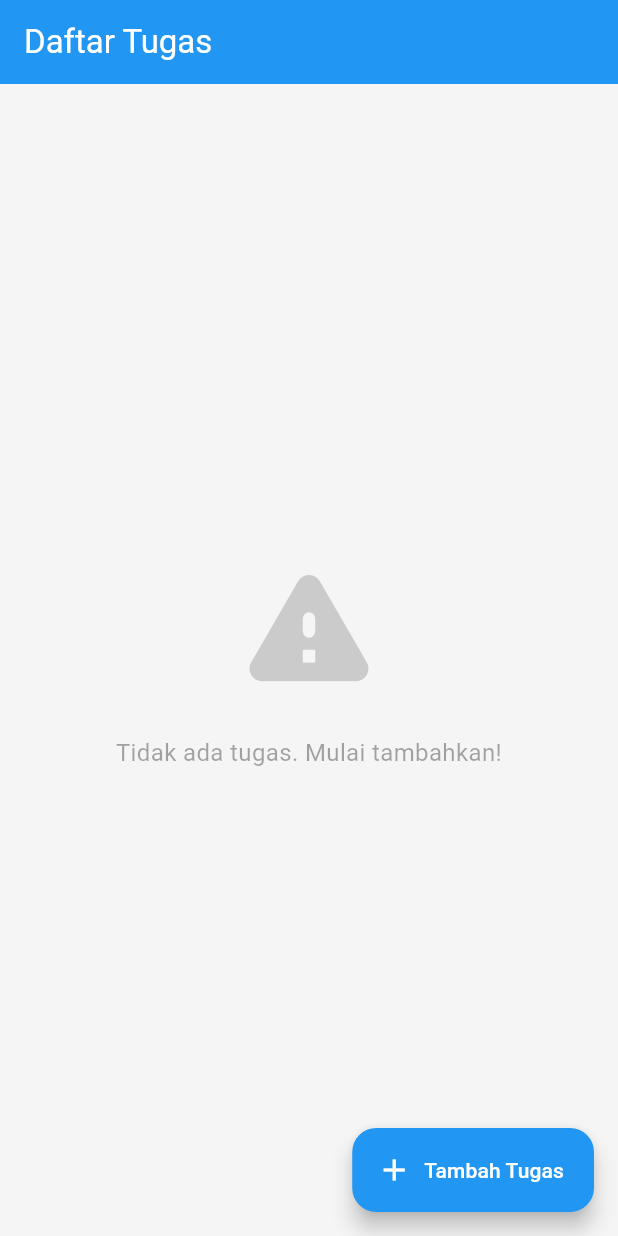
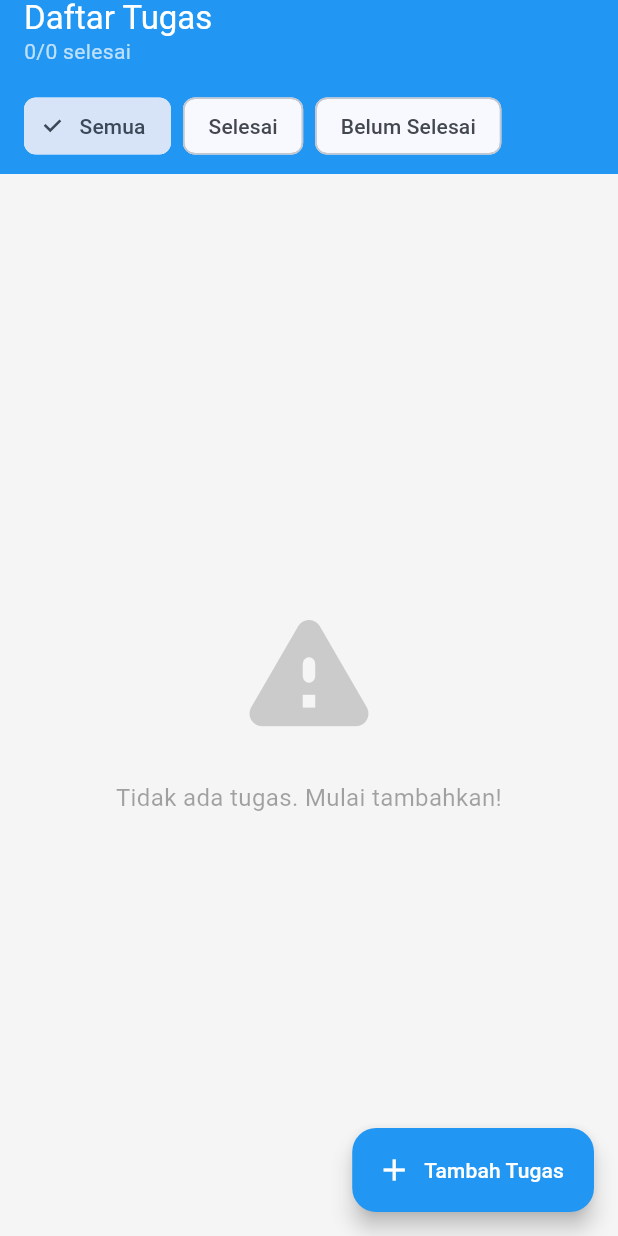
Before and after one commit to fahmi-dot/todo-android-app, a Flutter app: the screen it shows after launch, on a phone screen of 412 x 824 dp. Run offline on Flutter 3.47's test engine with Material 3 defaults, Android fonts, the phone set to English and light mode, and no system bars; our stand-ins replace equatable, flutter_riverpod.

Commit message:
feat: update TodoListScreen to apply todo filter

```diff
--- a/lib/features/todo/presentation/screens/todo_list_screen.dart
+++ b/lib/features/todo/presentation/screens/todo_list_screen.dart
@@ -5,6 +5,7 @@ import '../../../../core/constants/app_strings.dart';
 import '../../../../shared/widgets/empty_state.dart';
 import '../providers/todo_filter_provider.dart';
 import '../providers/todo_provider.dart';
+import '../widgets/filter_chips.dart';
 import '../widgets/todo_form_dialog.dart';
 import '../widgets/todo_item.dart';
 
@@ -14,10 +15,32 @@ class TodoListScreen extends ConsumerWidget {
   @override
   Widget build(BuildContext context, WidgetRef ref) {
     final todos = ref.watch(filteredTodosProvider);
-
+    final stats = ref.watch(todoStatsProvider);
     return Scaffold(
       appBar: AppBar(
         title: const Text(AppStrings.todoListTitle),
+        bottom: PreferredSize(
+          preferredSize: const Size.fromHeight(60),
+          child: Column(
+            crossAxisAlignment: CrossAxisAlignment.start,
+            children: [
+              Padding(
+                padding: const EdgeInsets.symmetric(
+                  horizontal: AppSizes.paddingM,
+                ),
+                child: Text(
+                  '${stats['completed']}/${stats['total']} selesai',
+                  style: const TextStyle(
+                    color: Colors.white70,
+                    fontSize: AppSizes.fontM,
+                  ),
+                ),
+              ),
+              const SizedBox(height: AppSizes.paddingS),
+              const FilterChips(),
+            ],
+          ),
+        ),
       ),
       body: todos.isEmpty
           ? const EmptyState(
```
